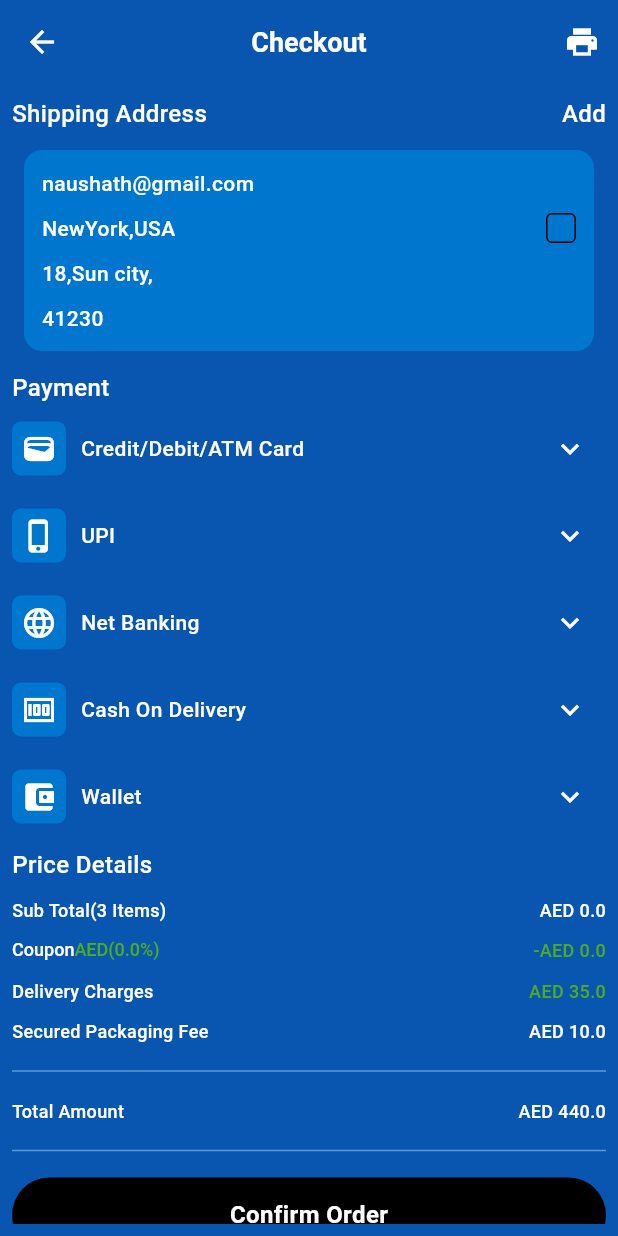
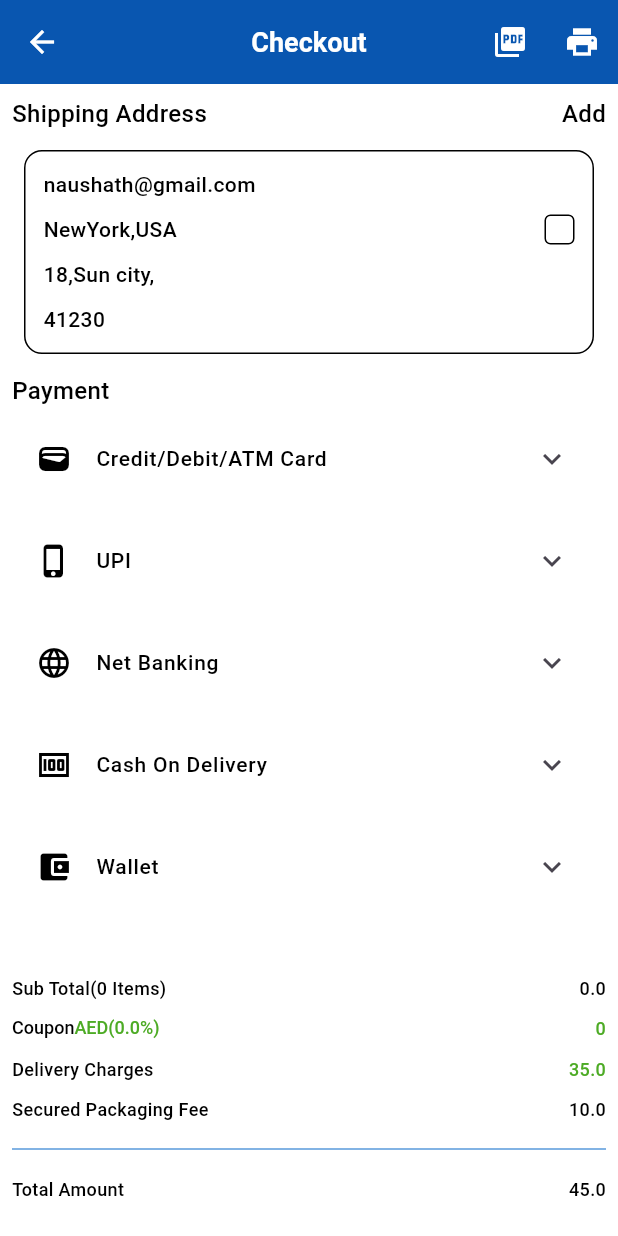
Before and after one commit to Hariprakash-dev/Ecommerce, a Flutter app: the CheckoutScreen screen opened directly, on a phone screen of 412 x 824 dp. Run offline on Flutter 3.47's test engine with Material 3 defaults, Android fonts, the phone set to English and light mode, and no system bars; our stand-ins replace dotted_line, open_file, pdf; missing offline and left inert: syncfusion_flutter_pdfviewer.

Commit message:
PDF Created

```diff
--- a/lib/Provider/cart_provider.dart
+++ b/lib/Provider/cart_provider.dart
@@ -44,7 +44,6 @@ class CartProvider extends ChangeNotifier {
     double deliverycharges = 35;
     double securedpackagingfee = 10;
 
-
     return subtotal + deliverycharges + securedpackagingfee;
   }
 
@@ -52,5 +51,10 @@ class CartProvider extends ChangeNotifier {
     return _cartItems.length;
   }
 
+  double get shippingdetails {
+    double tax = 60;
+    double shipping = 10;
 
+    return totalproductprice + tax + shipping;
   }
+}
--- a/lib/Screens/checkout_screen.dart
+++ b/lib/Screens/checkout_screen.dart
@@ -1,14 +1,18 @@
+import 'package:ecom/Provider/cart_provider.dart';
 import 'package:ecom/Screens/pdf_screen.dart';
+import 'package:ecom/Widgets/create_pdf.dart';
+import 'package:ecom/Widgets/pdf_generator.dart';
 import 'package:flutter/material.dart';
-
+import 'package:provider/provider.dart';
 
 class CheckoutScreen extends StatelessWidget {
   const CheckoutScreen({super.key});
 
   @override
   Widget build(BuildContext context) {
+     final prices = Provider.of<CartProvider>(context);
     return Scaffold(
-      backgroundColor: Color.fromRGBO(9, 86, 176, 1),
+      backgroundColor: Colors.white,
       appBar: AppBar(
         leading: IconButton(
           onPressed: () {
@@ -18,11 +22,18 @@ class CheckoutScreen extends StatelessWidget {
         ),
         actions: [
           IconButton(
-            onPressed: () {
+            onPressed: () async {
               Navigator.push(
                 context,
                 MaterialPageRoute(builder: (context) => PdfScreen()),
               );
+            },
+            icon: Icon(Icons.picture_as_pdf, color: Colors.white),
+          ),
+          IconButton(
+            onPressed: () async {
+              final pdffile = await PdfGenerator.generate(context);
+              SaveAndOpenDocument.openPdf(pdffile);
             },
             icon: Icon(Icons.print, color: Colors.white),
           ),
@@ -51,7 +62,7 @@ class CheckoutScreen extends StatelessWidget {
                   Text(
                     "Shipping Address",
                     style: TextStyle(
-                      color: Colors.white,
+                      color: Colors.black,
                       fontSize: 16,
                       fontWeight: FontWeight.w500,
                     ),
@@ -59,7 +70,7 @@ class CheckoutScreen extends StatelessWidget {
                   Text(
                     "Add",
                     style: TextStyle(
-                      color: Colors.white,
+                      color: Colors.black,
                       fontSize: 16,
                       fontWeight: FontWeight.w500,
                     ),
@@ -75,7 +86,7 @@ class CheckoutScreen extends StatelessWidget {
                   width: MediaQuery.of(context).size.width,
                   decoration: BoxDecoration(
                     borderRadius: BorderRadius.all(Radius.circular(12)),
-                    color: Color.fromRGBO(0, 118, 206, 1),
+                    border: Border.all(color: Colors.black),
                   ),
 
                   child: Column(
@@ -116,7 +127,7 @@ class CheckoutScreen extends StatelessWidget {
                   Text(
                     "Payment",
                     style: TextStyle(
-                      color: Colors.white,
+                      color: Colors.black,
                       fontSize: 16,
                       fontWeight: FontWeight.w500,
                     ),
@@ -124,15 +135,50 @@ class CheckoutScreen extends StatelessWidget {
                 ],
               ),
               SizedBox(height: 5),
-              payment("Credit/Debit/ATM Card", Icons.wallet),
+              payment(
+                context,
+                "Credit/Debit/ATM Card",
+                Icons.wallet,
+                "Card Number",
+                buttons(context, "Confirm"),
+                textform(),
+              ),
               SizedBox(height: 10),
-              payment("UPI", Icons.phone_iphone),
+              payment(
+                context,
+                "UPI",
+                Icons.phone_iphone,
+                "UPI ID",
+                buttons(context, "Confirm"),
+                textform(),
+              ),
               SizedBox(height: 10),
-              payment("Net Banking", Icons.language),
+              payment(
+                context,
+                "Net Banking",
+                Icons.language,
+                "Card Number",
+                buttons(context, "Confirm"),
+                textform(),
+              ),
               SizedBox(height: 10),
-              payment("Cash On Delivery", Icons.money),
+              payment(
+                context,
+                "Cash On Delivery",
+                Icons.money,
+                "Payment",
+                buttons(context, "Confirm"),
+                textform(),
+              ),
               SizedBox(height: 10),
-              payment("Wallet", Icons.account_balance_wallet),
+              payment(
+                context,
+                "Wallet",
+                Icons.account_balance_wallet,
+                "Card Number",
+                buttons(context, "Confirm"),
+                textform(),
+              ),
               SizedBox(height: 10),
               Row(
                 children: [
@@ -151,17 +197,17 @@ class CheckoutScreen extends StatelessWidget {
                 mainAxisAlignment: MainAxisAlignment.spaceBetween,
                 children: [
                   Text(
-                    "Sub Total(3 Items)",
+                    "Sub Total(${prices.cartItemCount} Items)",
                     style: TextStyle(
-                      color: Colors.white,
+                      color: Colors.black,
                       fontSize: 12,
                       fontWeight: FontWeight.w500,
                     ),
                   ),
                   Text(
-                    "AED 0.0",
+                    "${prices.totalproductprice}",
                     style: TextStyle(
-                      color: Colors.white,
+                      color: Colors.black,
                       fontSize: 12,
                       fontWeight: FontWeight.w500,
                     ),
@@ -176,7 +222,7 @@ class CheckoutScreen extends StatelessWidget {
                     text: TextSpan(
                       text: "Coupon",
                       style: TextStyle(
-                        color: Colors.white,
+                        color: Colors.black,
                         fontSize: 12,
                         fontWeight: FontWeight.w500,
                       ),
@@ -194,7 +240,7 @@ class CheckoutScreen extends StatelessWidget {
                   ),
 
                   Text(
-                    "-AED 0.0",
+                    "0",
                     style: TextStyle(
                       color: Color.fromRGBO(77, 171, 37, 1),
                       fontSize: 12,
@@ -210,13 +256,13 @@ class CheckoutScreen extends StatelessWidget {
                   Text(
                     "Delivery Charges",
                     style: TextStyle(
-                      color: Colors.white,
+                      color: Colors.black,
                       fontSize: 12,
                       fontWeight: FontWeight.w500,
                     ),
                   ),
                   Text(
-                    "AED 35.0",
+                    "35.0",
                     style: TextStyle(
                       color: Color.fromRGBO(77, 171, 37, 1),
                       fontSize: 12,
@@ -232,15 +278,15 @@ class CheckoutScreen extends StatelessWidget {
                   Text(
                     "Secured Packaging Fee",
                     style: TextStyle(
-                      color: Colors.white,
+                      color: Colors.black,
                       fontSize: 12,
                       fontWeight: FontWeight.w500,
                     ),
                   ),
                   Text(
-                    "AED 10.0",
+                    "10.0",
                     style: TextStyle(
-                      color: Colors.white,
+                      color: Colors.black,
                       fontSize: 12,
                       fontWeight: FontWeight.w500,
                     ),
@@ -256,15 +302,15 @@ class CheckoutScreen extends StatelessWidget {
                   Text(
                     "Total Amount",
                     style: TextStyle(
-                      color: Colors.white,
+                      color: Colors.black,
                       fontSize: 12,
                       fontWeight: FontWeight.w500,
                     ),
                   ),
                   Text(
-                    "AED 440.0",
+                    "${prices.totalPrice}",
                     style: TextStyle(
-                      color: Colors.white,
+                      color: Colors.black,
                       fontSize: 12,
                       fontWeight: FontWeight.w500,
                     ),
@@ -274,25 +320,7 @@ class CheckoutScreen extends StatelessWidget {
               SizedBox(height: 10),
               Divider(color: Color.fromRGBO(89, 154, 219, 1)),
               SizedBox(height: 10),
-              Container(
-                height: 50,
-                width: MediaQuery.of(context).size.width,
-
-                decoration: BoxDecoration(
-                  borderRadius: BorderRadius.all(Radius.circular(25)),
-                  color: Colors.black,
-                ),
-                child: Center(
-                  child: Text(
-                    "Confirm Order",
-                    style: TextStyle(
-                      fontSize: 16,
-                      fontWeight: FontWeight.w600,
-                      color: Colors.white,
-                    ),
-                  ),
-                ),
-              ),
+              buttons(context, "Confirm Order"),
             ],
           ),
         ),
@@ -300,43 +328,98 @@ class CheckoutScreen extends StatelessWidget {
     );
   }
 
-  Row payment(String text, IconData icons) {
-    return Row(
-      mainAxisAlignment: MainAxisAlignment.spaceBetween,
+  ExpansionTile payment(
+    BuildContext context,
+    String title,
+    IconData icons,
+    String text,
+    Container buttonss,
+    TextFormField form,
+  ) {
+    return ExpansionTile(
+      title: Text(
+        title,
+        style: TextStyle(
+          color: Colors.black,
+          fontSize: 14,
+          fontWeight: FontWeight.w500,
+        ),
+      ),
+      leading: Icon(icons, color: Colors.black),
       children: [
-        Row(
-          children: [
-            Container(
-              padding: EdgeInsets.all(6),
-              decoration: BoxDecoration(
-                color: Color.fromRGBO(0, 118, 206, 1),
-                borderRadius: BorderRadius.all(Radius.circular(6)),
-              ),
-              child: Icon(icons, color: Colors.white),
+        Padding(
+          padding: const EdgeInsets.all(8.0),
+          child: Container(
+            decoration: BoxDecoration(
+              border: Border.all(color: Colors.blue),
+              borderRadius: BorderRadius.all(Radius.circular(6)),
+              color: Colors.white,
             ),
-            SizedBox(width: 10),
-            Text(
-              text,
-              style: TextStyle(
-                color: Colors.white,
-                fontSize: 14,
-                fontWeight: FontWeight.w500,
-              ),
+
+            width: MediaQuery.of(context).size.width,
+            padding: EdgeInsets.all(12),
+            child: Column(
+              children: [
+                Row(
+                  mainAxisAlignment: MainAxisAlignment.start,
+                  children: [Text(text)],
+                ),
+                form,
+                SizedBox(height: 10),
+                buttonss,
+              ],
             ),
-          ],
-        ),
-        IconButton(
-          onPressed: null,
-          icon: Icon(Icons.keyboard_arrow_down, color: Colors.white),
+          ),
         ),
       ],
+    );
+  }
+
+  TextFormField textform() {
+    return TextFormField(
+      decoration: InputDecoration(
+        suffixIcon: Icon(Icons.wallet),
+        hintText: "XXXXXX",
+        fillColor: Colors.white,
+
+        filled: true,
+        enabledBorder: OutlineInputBorder(
+          borderSide: BorderSide(color: Colors.black),
+        ),
+        focusedBorder: OutlineInputBorder(
+          borderSide: BorderSide(color: Colors.black),
+        ),
+      ),
+    );
+  }
+
+  Container buttons(BuildContext context, String text) {
+    return Container(
+      height: 50,
+      width: MediaQuery.of(context).size.width,
+
+      decoration: BoxDecoration(
+        borderRadius: BorderRadius.all(Radius.circular(25)),
+        border: Border.all(color: Colors.black),
+        color: Colors.black,
+      ),
+      child: Center(
+        child: Text(
+          text,
+          style: TextStyle(
+            fontSize: 16,
+            fontWeight: FontWeight.w600,
+            color: Colors.white,
+          ),
+        ),
+      ),
     );
   }
 
   Text text(String text) => Text(
     text,
     style: TextStyle(
-      color: Colors.white,
+      color: Colors.black,
       fontSize: 14,
       fontWeight: FontWeight.w500,
     ),
--- /dev/null
+++ b/lib/Widgets/create_pdf.dart
@@ -0,0 +1,24 @@
+import 'dart:io';
+
+import 'package:flutter/material.dart';
+import 'package:open_file/open_file.dart';
+import 'package:path_provider/path_provider.dart';
+import 'package:pdf/widgets.dart';
+
+class SaveAndOpenDocument {
+  static Future<File> savePdf({
+    required String name,
+    required Document pdf,
+  }) async {
+    final root = await getExternalStorageDirectory();
+    final file = File("${root!.path}/$name");
+    await file.writeAsBytes(await pdf.save());
+    debugPrint('${root.path}/$name');
+    return file;
+  }
+
+  static Future<void> openPdf(File file) async {
+    final path = file.path;
+    await OpenFile.open(path);
+  }
+}
--- a/pubspec.yaml
+++ b/pubspec.yaml
@@ -38,6 +38,9 @@ dependencies:
   badges: ^3.1.2
   dotted_line: ^3.2.3
   syncfusion_flutter_pdfviewer: ^28.2.12
+  pdf: ^3.11.3
+  path_provider: ^2.1.5
+  open_file: ^3.5.10
 
 dev_dependencies:
   flutter_test:
```
Also changed, not shown: lib/Widgets/pdf_generator.dart (added, +129 -0 lines), pubspec.lock, 3 other files. Lines whose indentation alone changed are shown as unchanged.
